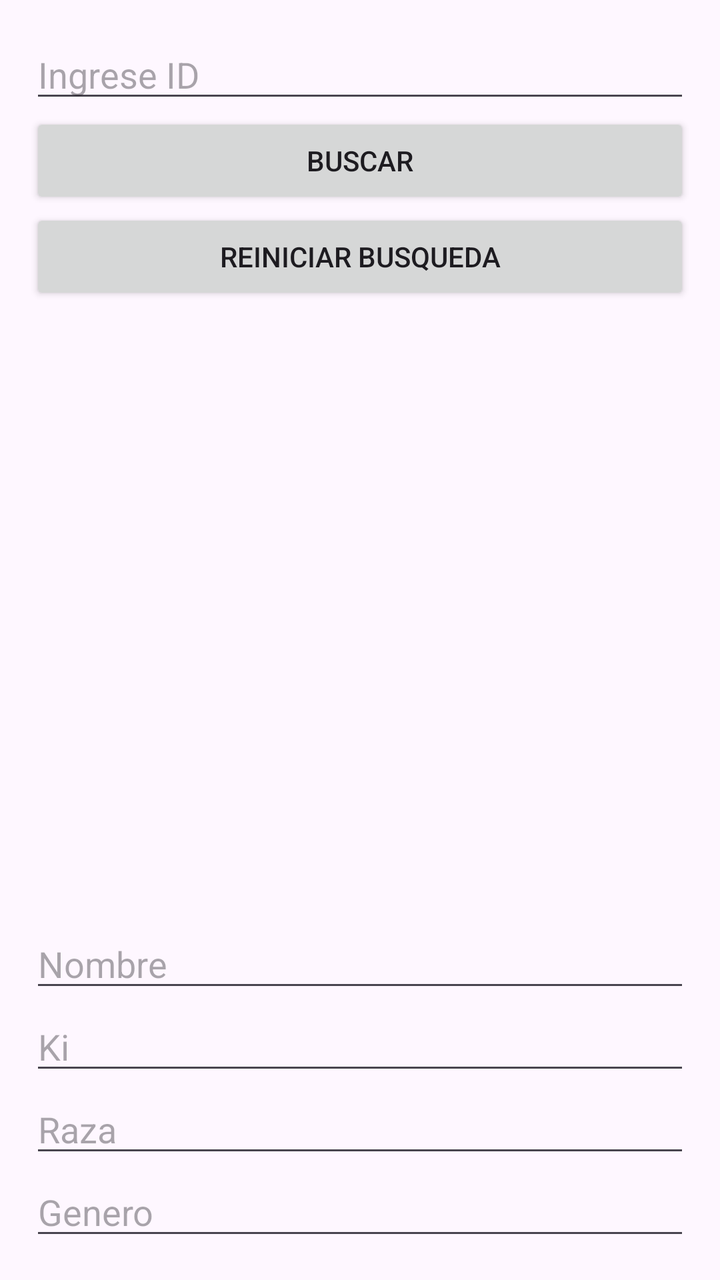
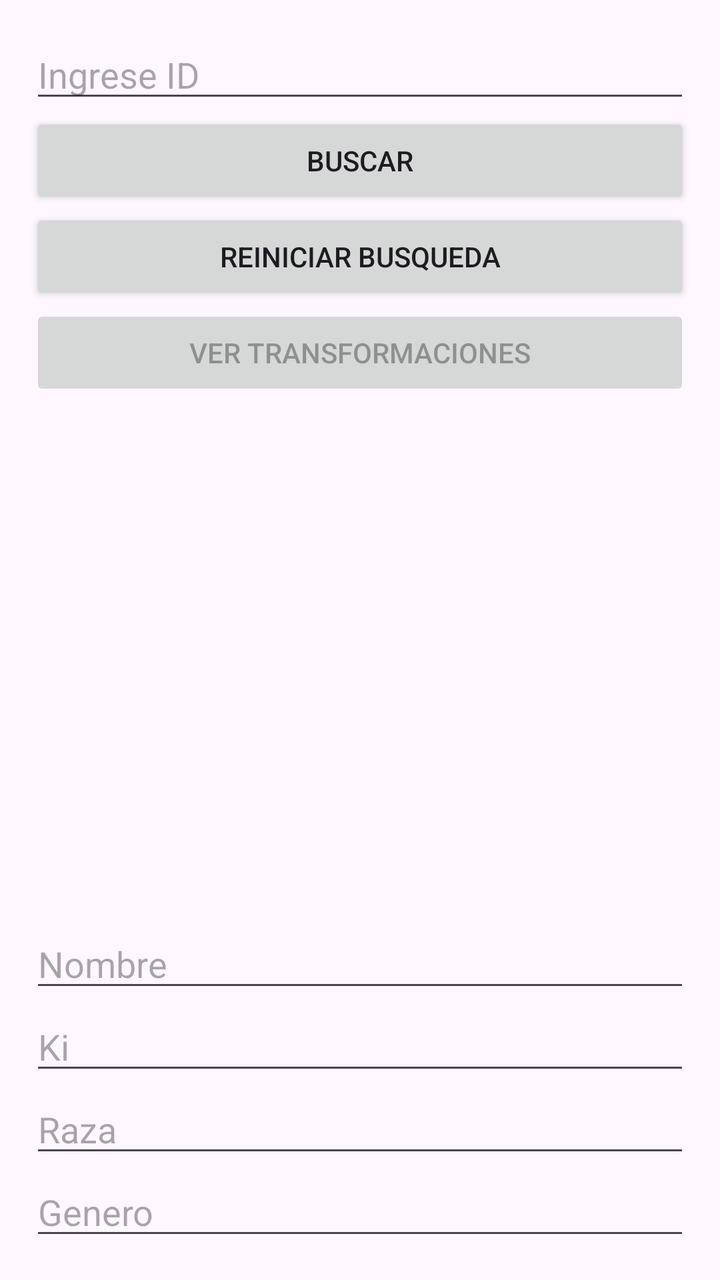

Compare the two renders of this Android layout. The source of the first and the diff that turns it into the second are given below.
<!-- AndroidManifest.xml: application theme Theme.AppListas -->
<!-- res/layout/activity_buscador_personaje.xml -->
<?xml version="1.0" encoding="utf-8"?>
<LinearLayout xmlns:android="http://schemas.android.com/apk/res/android"
    xmlns:app="http://schemas.android.com/apk/res-auto"
    xmlns:tools="http://schemas.android.com/tools"
    android:id="@+id/main"

    android:layout_width="match_parent"
    android:layout_height="wrap_content"
    android:layout_marginVertical="20dp"

    android:orientation="vertical"
    android:padding="15dp"
    tools:context=".BuscadorPersonaje">

    <EditText
        android:id="@+id/edtIdPersonaje"
        android:layout_width="match_parent"
        android:layout_height="wrap_content"
        android:hint="Ingrese ID"
        android:inputType="number" />

    <Button
        android:id="@+id/btnBuscarPersonaje"
        android:layout_width="match_parent"
        android:layout_height="wrap_content"
        android:text="Buscar" />

    <Button
        android:id="@+id/btnReiniciar"
        android:layout_width="match_parent"
        android:layout_height="wrap_content"
        android:text="Reiniciar busqueda" />

    <ImageView
        android:id="@+id/imgPersonaje"
        android:layout_width="150dp"
        android:layout_height="186dp"
        android:layout_gravity="center"
        android:layout_marginVertical="10dp" />

    <LinearLayout
        android:layout_width="match_parent"
        android:layout_height="match_parent"
        android:gravity="bottom"
        android:orientation="vertical">

        <EditText
            android:id="@+id/edtNombre"
            android:layout_width="match_parent"
            android:layout_height="wrap_content"
            android:hint="Nombre" />

        <EditText
            android:id="@+id/edtKi"
            android:layout_width="match_parent"
            android:layout_height="wrap_content"
            android:hint="Ki" />

        <EditText
            android:id="@+id/edtRaza"
            android:layout_width="match_parent"
            android:layout_height="wrap_content"
            android:hint="Raza" />

        <EditText
            android:id="@+id/edtGenero"
            android:layout_width="match_parent"
            android:layout_height="wrap_content"
            android:hint="Genero" />

    </LinearLayout>


</LinearLayout>
<!-- resources referenced by this layout -->
<resources>
  <style name="Theme.AppListas" parent="Base.Theme.AppListas" />
  <style name="Base.Theme.AppListas" parent="Theme.Material3.DayNight.NoActionBar">
          
          
      </style>
</resources>

<!-- the commit's change to res/layout/activity_buscador_personaje.xml (unified diff, before → after) -->
@@ -30,6 +30,13 @@
         android:layout_width="match_parent"
         android:layout_height="wrap_content"
         android:text="Reiniciar busqueda" />
+
+    <Button
+        android:id="@+id/btnTransformaciones"
+        android:layout_width="match_parent"
+        android:layout_height="wrap_content"
+        android:text="Ver transformaciones"
+        android:enabled="false"/>
 
     <ImageView
         android:id="@+id/imgPersonaje"
